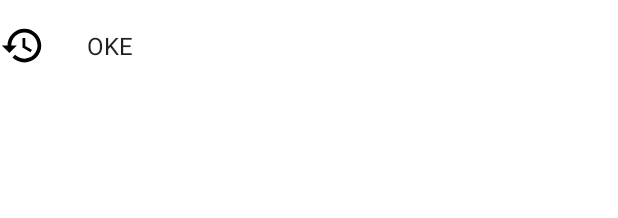
After one commit to farizmpr/Fariz_skripsi, an Android app: the layout autocomplete_search_no_padding.xml on its own in the app's theme, with its tools: preview values and no code run, on a phone screen of 412 x 824 dp. The commit adds this screen. Shown: the top 218 px of the screen. Run offline under Robolectric (Android 15) with nearby library versions, the phone set to English and light mode, and no system bars; network calls fail; Roboto replaces fonts that are not available here.

Commit message:
sfandrianah | update tab again and search again

```diff
--- a/Halal_nutrition/app/src/main/java/com/acomp/khobarapp/ui/adapter/ArrayAdapterSearchView.java
+++ b/Halal_nutrition/app/src/main/java/com/acomp/khobarapp/ui/adapter/ArrayAdapterSearchView.java
@@ -5,6 +5,7 @@ import android.content.Context;
 import android.graphics.Color;
 import android.util.AttributeSet;
 import android.util.Log;
+import android.view.ViewGroup;
 import android.widget.AdapterView;
 import android.widget.ArrayAdapter;
 import android.widget.SimpleCursorAdapter;
@@ -40,6 +41,8 @@ public class ArrayAdapterSearchView extends SearchView {
         mSearchAutoComplete.setDropDownBackgroundDrawable(
                 getContext().getResources().getDrawable(R.drawable.remove_shadow));
         mSearchAutoComplete.setShadowLayer(0,0,0, Color.BLACK);
+        mSearchAutoComplete.setDropDownWidth(ViewGroup.LayoutParams.MATCH_PARENT);
+//        mSearchAutoComplete.setDropDownHorizontalOffset(-100);
         this.setAdapter(null);
         this.setOnItemClickListener(null);
 //        new SuggestionAdapter<String>(this, android.R.layout.simple_dropdown_item_1line, items);
--- /dev/null
+++ b/Halal_nutrition/app/src/main/res/layout/autocomplete_search_no_padding.xml
@@ -0,0 +1,27 @@
+<?xml version="1.0" encoding="utf-8"?>
+<LinearLayout xmlns:android="http://schemas.android.com/apk/res/android"
+    android:id="@+id/layAutoCompleteSearch"
+    android:layout_width="match_parent"
+    android:layout_height="wrap_content"
+    android:paddingRight="25dp"
+    android:paddingTop="15dp"
+    android:paddingBottom="15dp">
+
+    <ImageView
+        android:layout_width="30dp"
+        android:layout_height="30dp"
+        android:src="@drawable/ic_history_black_24dp" />
+
+    <TextView
+        android:id="@+id/textAutoComplete"
+        style="?android:attr/dropDownItemStyle"
+        android:layout_width="match_parent"
+        android:layout_height="wrap_content"
+        android:layout_gravity="center_vertical"
+        android:layout_marginLeft="20dp"
+
+        android:ellipsize="marquee"
+        android:singleLine="true"
+        android:text="OKE"
+        android:textAppearance="?android:attr/textAppearanceLargePopupMenu" />
+</LinearLayout>
```
Also changed, not shown: Halal_nutrition/app/src/main/java/com/acomp/khobarapp/ui/home/HomeFragment.java (+15 -5 lines), Halal_nutrition/app/src/main/java/com/acomp/khobarapp/ui/home/TabHomeSearchAllFragment.java (+7 -4 lines), Halal_nutrition/app/src/main/java/com/acomp/khobarapp/ui/items/HalalItemsFragment.java (+5 -4 lines), Halal_nutrition/app/src/main/java/com/acomp/khobarapp/ui/items/HalalVenuesFragment.java (+5 -4 lines).
